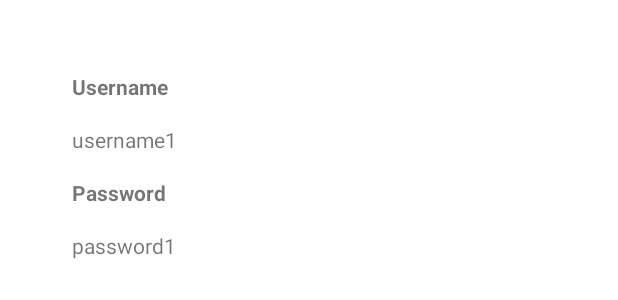
After one commit to gnoguer/PasswordManager-TFG, an Android app: the layout password_dialog.xml on its own in the app's theme, with its tools: preview values and no code run, on a phone screen of 412 x 824 dp. The commit adds this screen. Shown: the top 300 px of the screen. Run offline under Robolectric (Android 15) with nearby library versions, the phone set to English and light mode, and no system bars; network calls fail.

Commit message:
Information dialog of a password

```diff
--- /dev/null
+++ b/app/src/main/res/layout/password_dialog.xml
@@ -0,0 +1,55 @@
+<?xml version="1.0" encoding="utf-8"?>
+<androidx.constraintlayout.widget.ConstraintLayout xmlns:android="http://schemas.android.com/apk/res/android"
+    xmlns:app="http://schemas.android.com/apk/res-auto"
+    xmlns:tools="http://schemas.android.com/tools"
+    android:layout_width="match_parent"
+    android:layout_height="wrap_content"
+    android:padding="16dp">
+
+    <TextView
+        android:id="@+id/usernameDialogTextView"
+        android:layout_width="0dp"
+        android:layout_height="wrap_content"
+        android:layout_marginStart="32dp"
+        android:layout_marginTop="32dp"
+        android:text="Username"
+        android:textStyle="bold"
+        app:layout_constraintEnd_toEndOf="parent"
+        app:layout_constraintStart_toStartOf="parent"
+        app:layout_constraintTop_toTopOf="parent" />
+
+    <TextView
+        android:id="@+id/showUsernameTextView"
+        android:layout_width="0dp"
+        android:layout_height="wrap_content"
+        android:layout_marginStart="32dp"
+        android:layout_marginTop="16dp"
+        android:text="username1"
+        app:layout_constraintEnd_toEndOf="parent"
+        app:layout_constraintStart_toStartOf="parent"
+        app:layout_constraintTop_toBottomOf="@+id/usernameDialogTextView" />
+
+    <TextView
+        android:id="@+id/passwordDialogTextView"
+        android:layout_width="0dp"
+        android:layout_height="wrap_content"
+        android:layout_marginStart="32dp"
+        android:layout_marginTop="16dp"
+        android:text="Password"
+        android:textStyle="bold"
+        app:layout_constraintEnd_toEndOf="parent"
+        app:layout_constraintStart_toStartOf="parent"
+        app:layout_constraintTop_toBottomOf="@+id/showUsernameTextView" />
+
+    <TextView
+        android:id="@+id/showPasswordTextView"
+        android:layout_width="0dp"
+        android:layout_height="wrap_content"
+        android:layout_marginStart="32dp"
+        android:layout_marginTop="16dp"
+        android:text="password1"
+        app:layout_constraintEnd_toEndOf="parent"
+        app:layout_constraintStart_toStartOf="parent"
+        app:layout_constraintTop_toBottomOf="@+id/passwordDialogTextView" />
+
+</androidx.constraintlayout.widget.ConstraintLayout>
```
Also changed, not shown: app/src/main/java/com/example/passwordmanager/Crypter.java (+8 -7 lines), app/src/main/java/com/example/passwordmanager/PasswordsDialog.java (added, +53 -0 lines), app/src/main/java/com/example/passwordmanager/PasswordsVaultActivity.java (+11 -0 lines), app/src/main/java/com/example/passwordmanager/PasswordsVaultAdapter.java (+13 -0 lines), app/src/main/res/layout/activity_passwords_vault.xml (+3 -7 lines).
